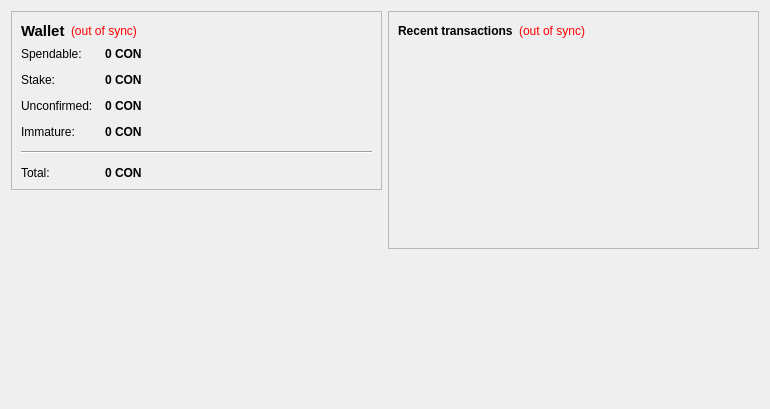
Crestington/Test, file src/qt/forms/overviewpage.ui: the form before one commit.
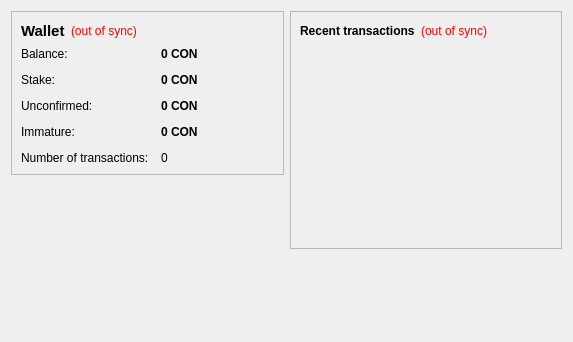
The form after the commit. Icons and pictures are not drawn.

Patch:
```diff
--- a/src/qt/forms/overviewpage.ui
+++ b/src/qt/forms/overviewpage.ui
@@ -6,8 +6,8 @@
    <rect>
     <x>0</x>
     <y>0</y>
-    <width>770</width>
-    <height>409</height>
+    <width>573</width>
+    <height>342</height>
    </rect>
   </property>
   <property name="windowTitle">
@@ -86,7 +86,7 @@
           <item row="0" column="0">
            <widget class="QLabel" name="label">
             <property name="text">
-             <string>Spendable:</string>
+             <string>Balance:</string>
             </property>
            </widget>
           </item>
@@ -196,39 +196,20 @@
             </property>
            </widget>
           </item>
-          <item row="4" column="0" colspan="2">
-           <widget class="Line" name="line">
-            <property name="orientation">
-             <enum>Qt::Horizontal</enum>
-            </property>
-           </widget>
-          </item>
-          <item row="5" column="0">
-           <widget class="QLabel" name="labelTotalText">
+          <item row="4" column="0">
+           <widget class="QLabel" name="label_2">
             <property name="text">
-             <string>Total:</string>
+             <string>Number of transactions:</string>
             </property>
            </widget>
           </item>
-          <item row="5" column="1">
-           <widget class="QLabel" name="labelTotal">
-            <property name="font">
-             <font>
-              <weight>75</weight>
-              <bold>true</bold>
-             </font>
-            </property>
-            <property name="cursor">
-             <cursorShape>IBeamCursor</cursorShape>
-            </property>
+          <item row="4" column="1">
+           <widget class="QLabel" name="labelNumTransactions">
             <property name="toolTip">
              <string>Your current total balance</string>
             </property>
             <property name="text">
-             <string notr="true">0 CON</string>
-            </property>
-            <property name="textInteractionFlags">
-             <set>Qt::LinksAccessibleByMouse|Qt::TextSelectableByKeyboard|Qt::TextSelectableByMouse</set>
+             <string notr="true">0</string>
             </property>
            </widget>
           </item>
@@ -251,10 +232,7 @@
       </spacer>
      </item>
      <item>
-      <widget class="QLabel" name="label_2">
-       <property name="autoFillBackground">
-        <bool>false</bool>
-       </property>
+      <widget class="QLabel" name="coinLogo">
        <property name="text">
         <string/>
        </property>
@@ -265,7 +243,7 @@
         <bool>false</bool>
        </property>
        <property name="margin">
-        <number>0</number>
+        <number>-2</number>
        </property>
       </widget>
      </item>
```
Left out of the diff: 18 changed lines with no effect on the pictures.
